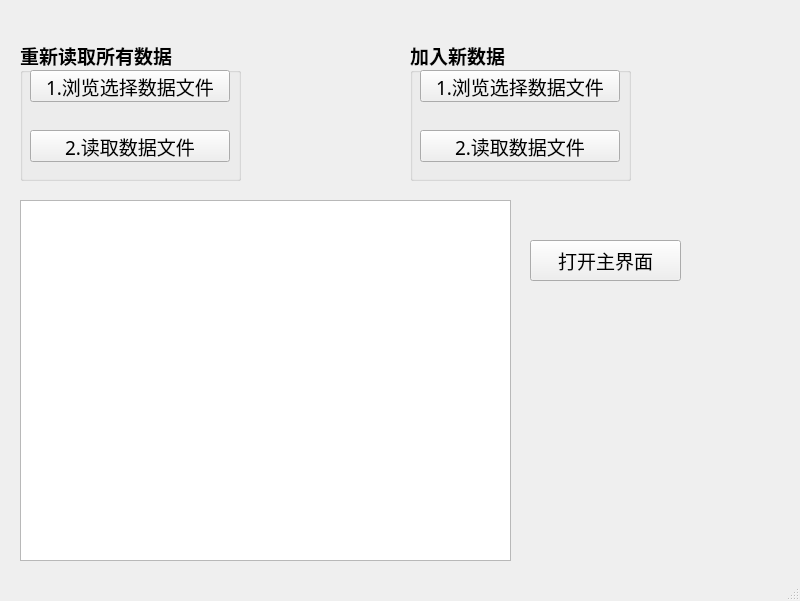
First picture: the form in Import_Data.ui, repository jchxu/GUI_Coal_Base, before the edit.
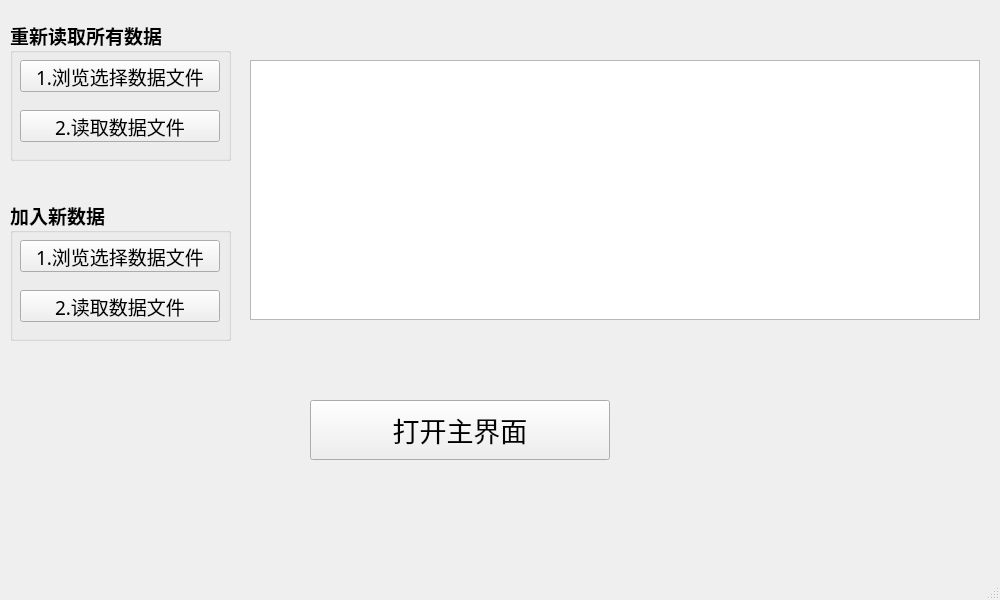
Second picture: the form after the edit.

Commit message: 1.主要界面元素设计

```diff
--- a/Import_Data.ui
+++ b/Import_Data.ui
@@ -6,8 +6,8 @@
    <rect>
     <x>0</x>
     <y>0</y>
-    <width>800</width>
-    <height>601</height>
+    <width>1000</width>
+    <height>600</height>
    </rect>
   </property>
   <property name="font">
@@ -23,10 +23,10 @@
    <widget class="QTextEdit" name="textEdit">
     <property name="geometry">
      <rect>
-      <x>20</x>
-      <y>200</y>
-      <width>491</width>
-      <height>361</height>
+      <x>250</x>
+      <y>60</y>
+      <width>730</width>
+      <height>260</height>
      </rect>
     </property>
     <property name="font">
@@ -42,16 +42,18 @@
    <widget class="QPushButton" name="Open_Main">
     <property name="geometry">
      <rect>
-      <x>530</x>
-      <y>240</y>
-      <width>151</width>
-      <height>41</height>
+      <x>310</x>
+      <y>400</y>
+      <width>300</width>
+      <height>60</height>
      </rect>
     </property>
     <property name="font">
      <font>
-      <family>新宋体</family>
-      <pointsize>14</pointsize>
+      <family>隶书</family>
+      <pointsize>20</pointsize>
+      <weight>50</weight>
+      <bold>false</bold>
      </font>
     </property>
     <property name="text">
@@ -61,8 +63,8 @@
    <widget class="QGroupBox" name="groupBox">
     <property name="geometry">
      <rect>
-      <x>20</x>
-      <y>40</y>
+      <x>10</x>
+      <y>20</y>
       <width>221</width>
       <height>141</height>
      </rect>
@@ -82,7 +84,7 @@
      <property name="geometry">
       <rect>
        <x>10</x>
-       <y>30</y>
+       <y>40</y>
        <width>200</width>
        <height>32</height>
       </rect>
@@ -124,8 +126,8 @@
    <widget class="QGroupBox" name="groupBox_2">
     <property name="geometry">
      <rect>
-      <x>410</x>
-      <y>40</y>
+      <x>10</x>
+      <y>200</y>
       <width>221</width>
       <height>141</height>
      </rect>
@@ -145,7 +147,7 @@
      <property name="geometry">
       <rect>
        <x>10</x>
-       <y>30</y>
+       <y>40</y>
        <width>200</width>
        <height>32</height>
       </rect>
```
Left out of the diff: 79 changed lines with no effect on the pictures. The commit also changes 2 other files.
